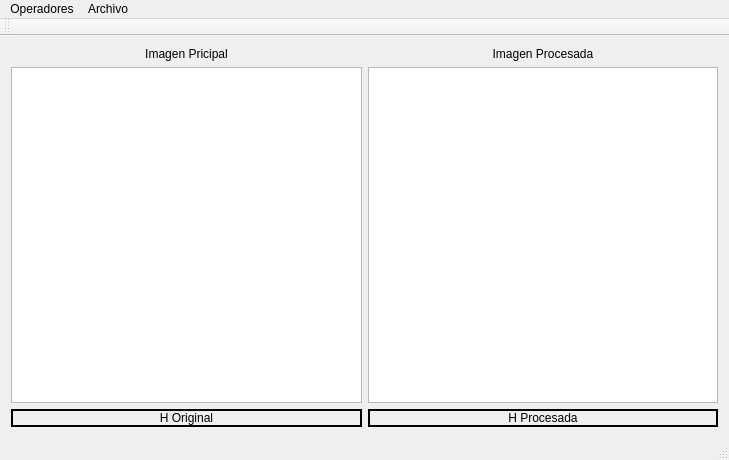
ferVargasB/programa_vision, file ventanaprincipal.ui: the form before one commit.
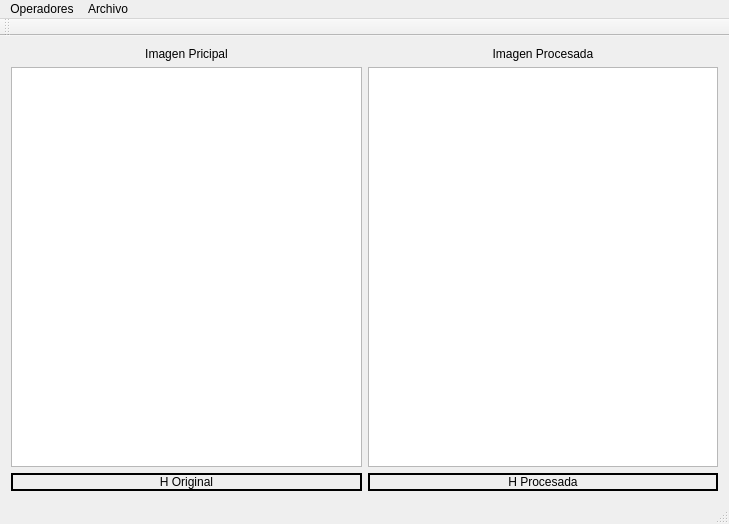
The form after the commit.

The edit to the form file:
```diff
--- a/ventanaprincipal.ui
+++ b/ventanaprincipal.ui
@@ -7,7 +7,7 @@
     <x>0</x>
     <y>0</y>
     <width>729</width>
-    <height>460</height>
+    <height>524</height>
    </rect>
   </property>
   <property name="windowTitle">
```
Left out of the diff: 6 changed lines with no effect on the pictures.
